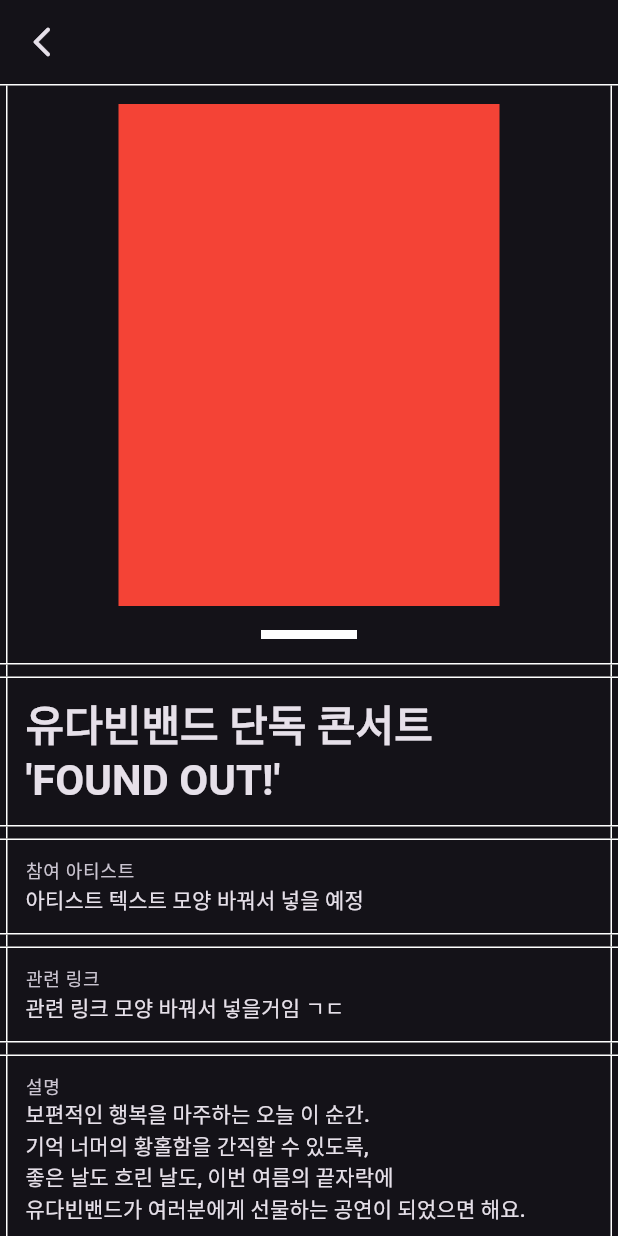
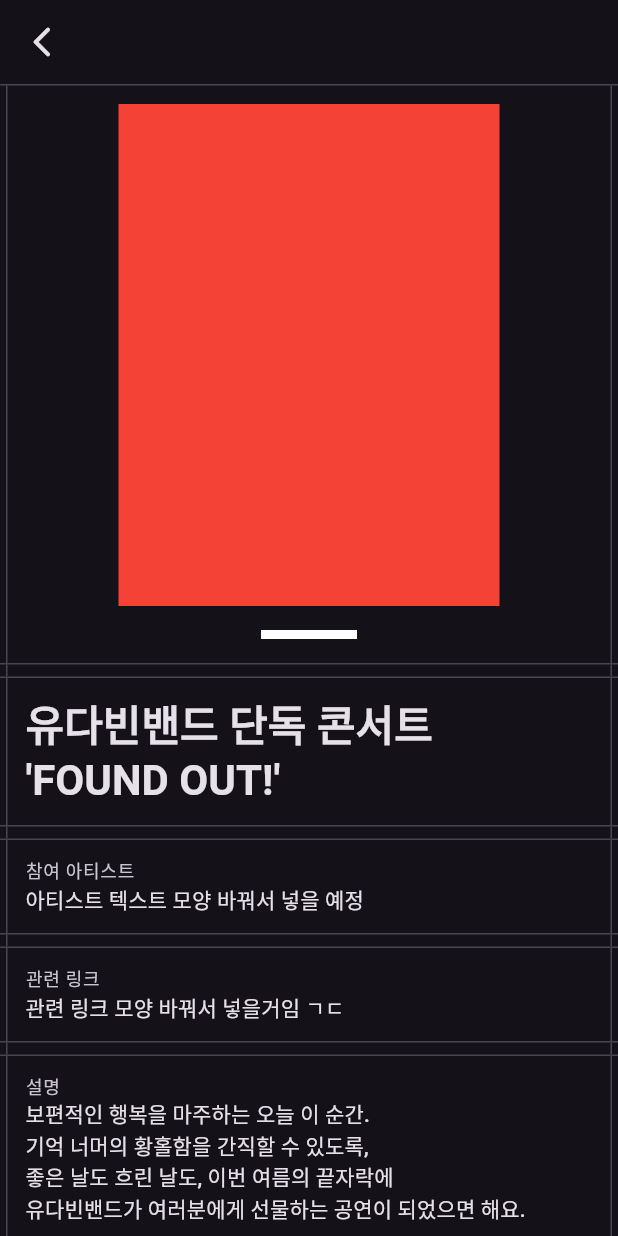
Before and after one commit to Team-DR-Labs/bandy-app, a Flutter app: the screen it shows after launch, on a phone screen of 412 x 824 dp. Run offline on Flutter 3.47's test engine with Material 3 defaults, Android fonts, the phone set to English and light mode, and no system bars; our stand-ins replace go_router.

Commit message:
feat: outline colors

```diff
--- a/lib/core/bds/src/grid_border.dart
+++ b/lib/core/bds/src/grid_border.dart
@@ -48,13 +48,13 @@ final class GridBorderLayout extends StatelessWidget {
           Axis.horizontal => Border(
               left: left
                   ? BorderSide(
-                      color: Colors.white,
+                      color: Theme.of(context).colorScheme.outlineVariant,
                       width: borderThickness,
                     )
                   : BorderSide.none,
               right: right
                   ? BorderSide(
-                      color: Colors.white,
+                      color: Theme.of(context).colorScheme.outlineVariant,
                       width: borderThickness,
                     )
                   : BorderSide.none,
@@ -62,13 +62,13 @@ final class GridBorderLayout extends StatelessWidget {
           Axis.vertical => Border(
               top: top
                   ? BorderSide(
-                      color: Colors.white,
+                      color: Theme.of(context).colorScheme.outlineVariant,
                       width: borderThickness,
                     )
                   : BorderSide.none,
               bottom: bottom
                   ? BorderSide(
-                      color: Colors.white,
+                      color: Theme.of(context).colorScheme.outlineVariant,
                       width: borderThickness,
                     )
                   : BorderSide.none,
@@ -90,13 +90,13 @@ final class GridBorderLayout extends StatelessWidget {
             Axis.horizontal => Border(
                 top: top
                     ? BorderSide(
-                        color: Colors.white,
+                        color: Theme.of(context).colorScheme.outlineVariant,
                         width: borderThickness,
                       )
                     : BorderSide.none,
                 bottom: bottom
                     ? BorderSide(
-                        color: Colors.white,
+                        color: Theme.of(context).colorScheme.outlineVariant,
                         width: borderThickness,
                       )
                     : BorderSide.none,
@@ -104,13 +104,13 @@ final class GridBorderLayout extends StatelessWidget {
             Axis.vertical => Border(
                 left: left
                     ? BorderSide(
-                        color: Colors.white,
+                        color: Theme.of(context).colorScheme.outlineVariant,
                         width: borderThickness,
                       )
                     : BorderSide.none,
                 right: right
                     ? BorderSide(
-                        color: Colors.white,
+                        color: Theme.of(context).colorScheme.outlineVariant,
                         width: borderThickness,
                       )
                     : BorderSide.none,
--- a/lib/features/event_details/src/event_details_page.dart
+++ b/lib/features/event_details/src/event_details_page.dart
@@ -104,7 +104,7 @@ final class _EventDetailsPageState extends State<EventDetailsPage> {
                   ),
                   VerticalDivider(
                     width: 1.0,
-                    color: Colors.white,
+                    color: Theme.of(context).colorScheme.outlineVariant,
                     indent: 0.0,
                     endIndent: 0.0,
                   ),
```
